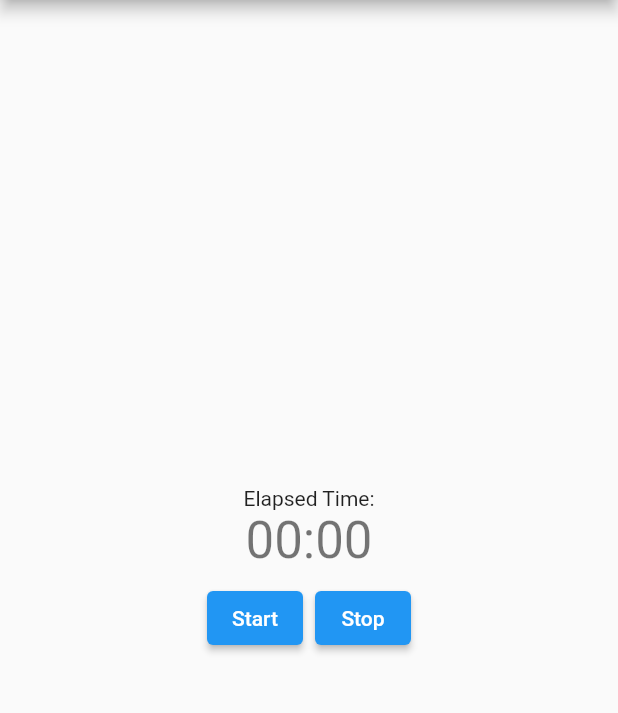
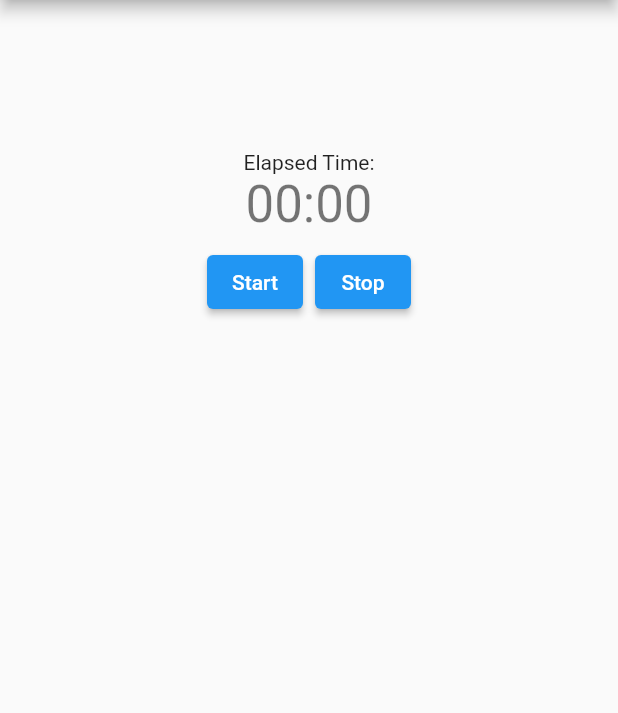
Before and after one commit to tburnam/stopwatch_flutter, a Flutter app: the screen it shows after launch, on a phone screen of 412 x 824 dp, the part 84-797 px from its top. Run offline on Flutter 3.47's test engine with Material 2 defaults, Android fonts, the phone set to English and light mode, and no system bars.

```diff
--- a/lib/main.dart
+++ b/lib/main.dart
@@ -86,8 +86,10 @@ class _MyHomePageState extends State<MyHomePage> {
         title: Text(widget.title),
       ),
       body: Center(
-        child: Column(
-          mainAxisAlignment: MainAxisAlignment.center,
+        child: Padding(
+            padding: EdgeInsets.fromLTRB(0.0, 100.0, 0.0, 0.0),
+            child: new Column(
+              mainAxisAlignment: MainAxisAlignment.start,
               children: <Widget>[
                 Text(
                   'Elapsed Time:',
@@ -129,9 +131,30 @@ class _MyHomePageState extends State<MyHomePage> {
                   child: new ElevatedButton(child: new Text('Lap'), onPressed: () {
                     timerStream = null;
                   }),
+                ),
+                Visibility(
+                    visible: isActive,
+                    child: new ListView(
+                      shrinkWrap: true,
+                      children: ListTile.divideTiles(
+                        context: context,
+                        tiles: [
+                          ListTile(
+                            title: Text('a'),
+                          ),
+                          ListTile(
+                            title: Text('b'),
+                          ),
+                          ListTile(
+                            title: Text('c'),
+                          ),
+                        ],
+                      ).toList(),
+                    )
                 )
               ],
             ),
+        )
       ),
     );
   }
```
Lines whose indentation alone changed are shown as unchanged.
